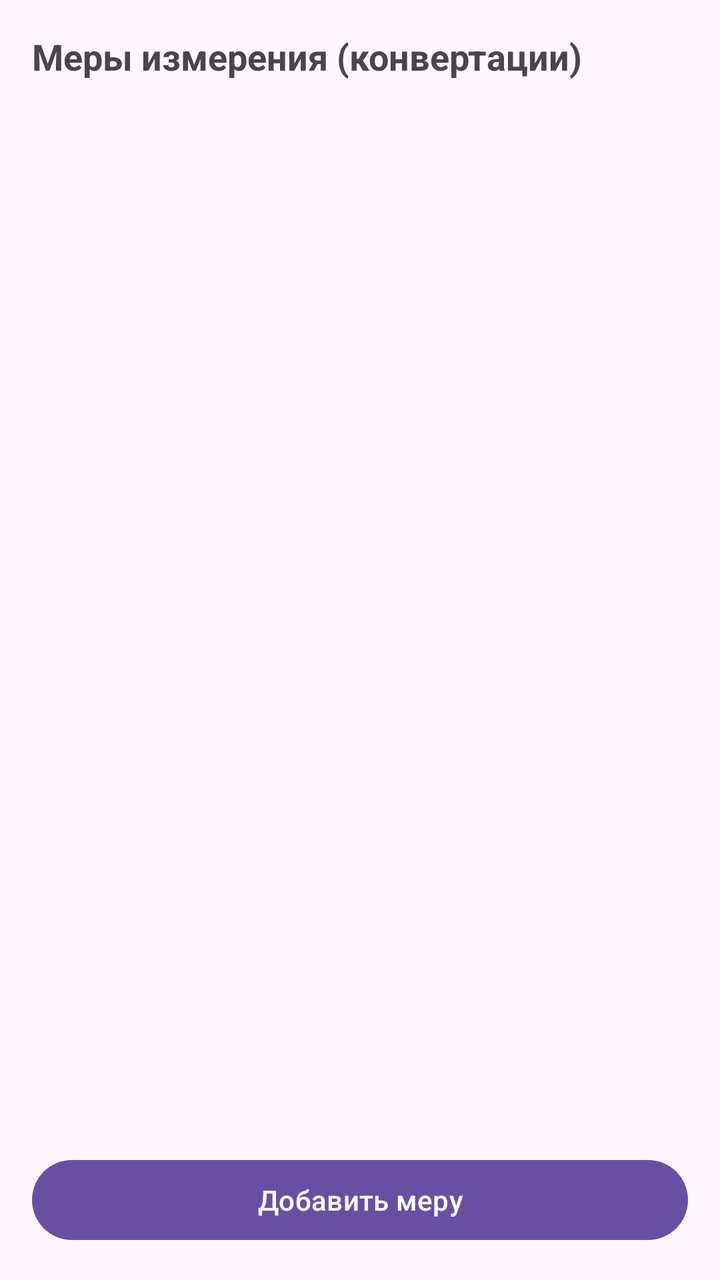
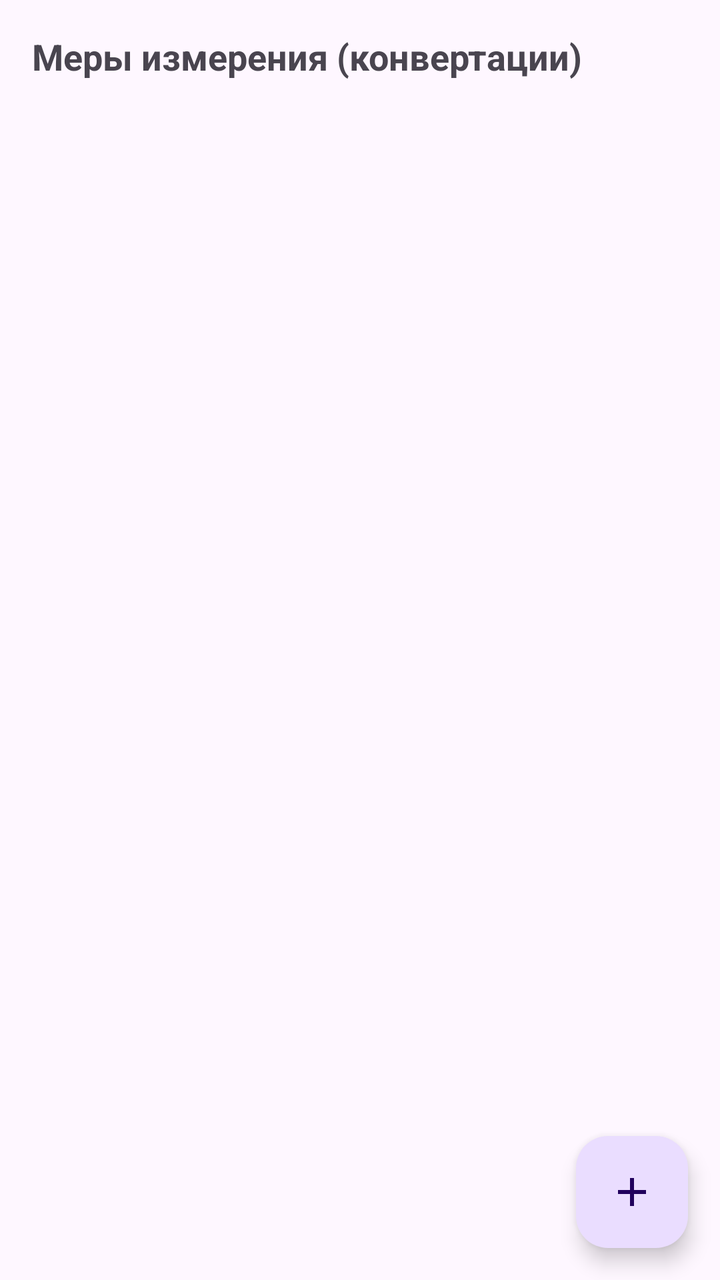

An Android layout rendered at two revisions. The XML below is the earlier revision; the diff shows what the commit changed to produce the second picture.
<!-- AndroidManifest.xml: application theme Theme.CondiCalc -->
<!-- res/layout/fragment_settings.xml -->
<?xml version="1.0" encoding="utf-8"?>
<LinearLayout xmlns:android="http://schemas.android.com/apk/res/android"
    android:layout_width="match_parent"
    android:layout_height="match_parent"
    android:orientation="vertical">

    <TextView
        android:id="@+id/settingsTitle"
        android:layout_width="match_parent"
        android:layout_height="wrap_content"
        android:padding="16dp"
        android:text="@string/settings_conversions"
        android:textSize="18sp"
        android:textStyle="bold" />

    <androidx.recyclerview.widget.RecyclerView
        android:id="@+id/convList"
        android:layout_width="match_parent"
        android:layout_height="0dp"
        android:layout_weight="1" />

    <Button
        android:id="@+id/addConvBtn"
        android:layout_width="match_parent"
        android:layout_height="wrap_content"
        android:layout_margin="16dp"
        android:text="@string/add_conversion" />
</LinearLayout>
<!-- resources referenced by this layout -->
<resources>
  <string name="add_conversion">Добавить меру</string>
  <string name="settings_conversions">Меры измерения (конвертации)</string>
  <style name="Theme.CondiCalc" parent="Theme.Material3.DayNight.NoActionBar" />
</resources>

<!-- the commit's change to res/layout/fragment_settings.xml (unified diff, before → after) -->
@@ -1,8 +1,7 @@
 <?xml version="1.0" encoding="utf-8"?>
-<LinearLayout xmlns:android="http://schemas.android.com/apk/res/android"
+<FrameLayout xmlns:android="http://schemas.android.com/apk/res/android"
     android:layout_width="match_parent"
-    android:layout_height="match_parent"
-    android:orientation="vertical">
+    android:layout_height="match_parent">
 
     <TextView
         android:id="@+id/settingsTitle"
@@ -16,13 +15,17 @@
     <androidx.recyclerview.widget.RecyclerView
         android:id="@+id/convList"
         android:layout_width="match_parent"
-        android:layout_height="0dp"
-        android:layout_weight="1" />
+        android:layout_height="match_parent"
+        android:paddingTop="4dp"
+        android:paddingBottom="100dp"
+        android:clipToPadding="false" />
 
-    <Button
+    <com.google.android.material.floatingactionbutton.FloatingActionButton
         android:id="@+id/addConvBtn"
-        android:layout_width="match_parent"
+        android:layout_width="wrap_content"
         android:layout_height="wrap_content"
+        android:layout_gravity="bottom|end"
         android:layout_margin="16dp"
-        android:text="@string/add_conversion" />
-</LinearLayout>
+        android:contentDescription="Добавить меру"
+        android:src="@drawable/ic_add" />
+</FrameLayout>
<!-- resource entries referenced after the edit -->
@@ -1,6 +1,15 @@
 <!-- resources referenced by this layout -->
 <resources>
-  <string name="add_conversion">Добавить меру</string>
+  <!-- drawable ic_add (drawable) -->
+  <vector xmlns:android="http://schemas.android.com/apk/res/android"
+      android:width="24dp"
+      android:height="24dp"
+      android:viewportWidth="24" 
+      android:viewportHeight="24">
+      <path
+          android:fillColor="#FF000000"
+          android:pathData="M19,13h-6v6h-2v-6H5v-2h6V5h2v6h6V13z"/>
+  </vector>
   <string name="settings_conversions">Меры измерения (конвертации)</string>
   <style name="Theme.CondiCalc" parent="Theme.Material3.DayNight.NoActionBar" />
 </resources>
